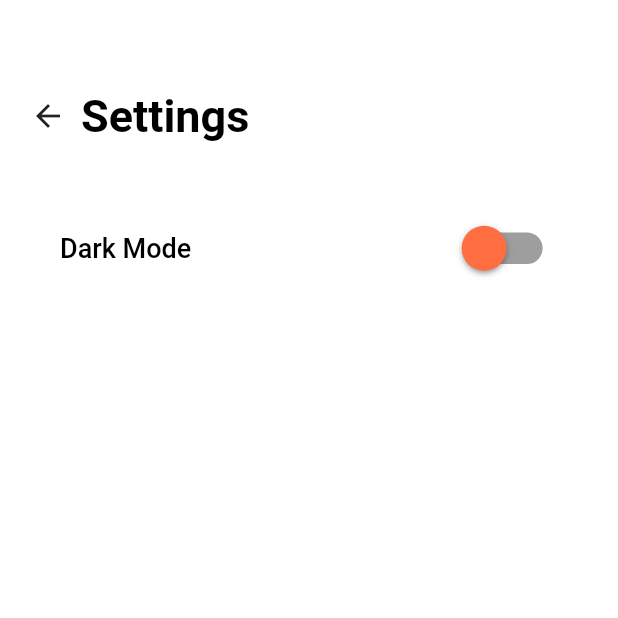
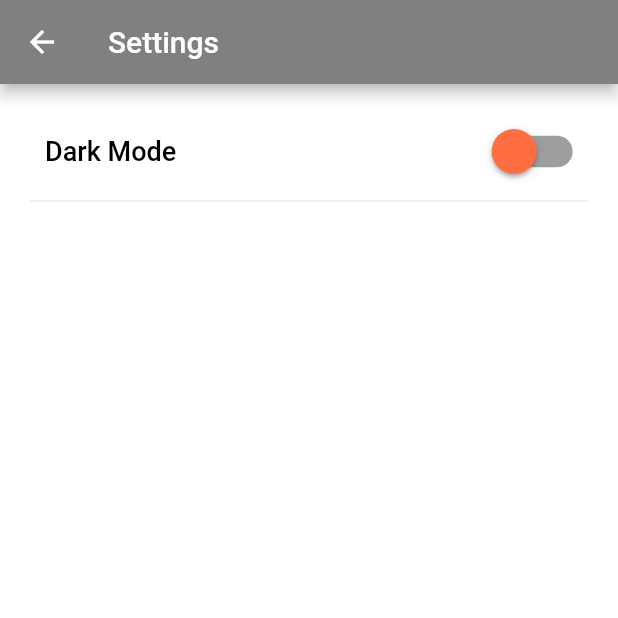
Before and after one commit to ayushmehre/newsapp, a Flutter app: the UserAccount screen opened directly, after a tap on "Settings", on a phone screen of 412 x 824 dp, the top half of it. Run offline on Flutter 3.47's test engine with Material 2 defaults, Android fonts, the phone set to English and light mode, and no system bars; our stand-ins replace flick_video_player, flutter_signin_button, font_awesome_flutter, google_fonts, hexcolor, image_picker and 7 more; missing offline and left inert: amplify_auth_cognito, amplify_core, amplify_flutter, dart:ffi, flutter_share, flutter_video_info; accounts and stored records are empty; key blocks and very long unbroken strings in the code were emptied for the run.

Commit message:
Multiple Changes Done

```diff
--- a/lib/pages/SettingsScreen.dart
+++ b/lib/pages/SettingsScreen.dart
@@ -5,6 +5,8 @@ import 'package:newsapp/dummy/home_screen.dart';
 import 'package:newsapp/pages/HomePage.dart';
 import 'package:newsapp/utils/api.dart';
 import 'package:newsapp/utils/colors.dart';
+import 'package:newsapp/widgets/custom_toggle_switch.dart';
+import 'package:shared_preferences/shared_preferences.dart';
 
 class SettingsScreen extends StatefulWidget {
   const SettingsScreen({Key? key}) : super(key: key);
@@ -34,42 +36,36 @@ class _SettingsScreenState extends State<SettingsScreen> {
         key: _scaffoldKey,
         backgroundColor: Colors.white,
         endDrawerEnableOpenDragGesture: false,
+        appBar: AppBar(
+          title: Text("Settings"),
+          leading: InkWell(
+              onTap: () {
+                Navigator.pop(context);
+              },
+              child: Icon(Icons.arrow_back)),
+          backgroundColor: CustomColors().grey,
+        ),
         body: SingleChildScrollView(
             child: Container(
           color: Colors.white,
-          padding: EdgeInsets.fromLTRB(20, 20, 20, 20),
+          padding: EdgeInsets.fromLTRB(20, 20, 20, 00),
           child:
               Column(crossAxisAlignment: CrossAxisAlignment.start, children: [
-            SizedBox(height: 20),
-            Container(
-              margin: EdgeInsets.fromLTRB(0, 20, 16, 0),
-              child: Row(
-                children: [
-                  InkWell(onTap: (){Navigator.pop(context);},child: Icon(Icons.arrow_back)),
-                  SizedBox(width: 10,),
-                  Text(
-                    'Settings',
-                    style: GoogleFonts.roboto(
-                      textStyle: TextStyle(
-                        fontSize: 30,
-                        color: CustomColors().black,
-                        fontWeight: FontWeight.w700,
-                      ),
-                    ),
-                  ),
-                ],
-              ),
-            ),
-            SizedBox(
-              height: 40,
-            ),
-            Row(
+            // buildSettingAppbar(context),
+            buildDarkMode(context),
+            Divider()
+          ]),
+        )));
+  }
+
+  Row buildDarkMode(BuildContext context) {
+    return Row(
       children: [
         InkWell(
           onTap: () {},
           child: Container(
-                    padding: EdgeInsets.fromLTRB(20, 20, 20, 20),
-                    width: MediaQuery.of(context).size.width - 120,
+            padding: EdgeInsets.fromLTRB(10, 0, 0, 0),
+            width: MediaQuery.of(context).size.width - 100,
             child: Text(
               'Dark Mode',
               style: TextStyle(
@@ -80,54 +76,36 @@ class _SettingsScreenState extends State<SettingsScreen> {
             ),
           ),
         ),
-                Container(height: 20, width: 50, child: SwitchScreen())
+        CustomToggleSwitch()
       ],
-            ),
-          ]),
-        )));
-  }
-}
-
-class SwitchScreen extends StatefulWidget {
-  @override
-  SwitchClass createState() => new SwitchClass();
-}
-
-class SwitchClass extends State {
-  bool isSwitched = false;
-  var textValue = 'Switch is OFF';
-
-  void toggleSwitch(bool value) {
-    if (isSwitched == false) {
-      setState(() {
-        isSwitched = true;
-        textValue = 'Switch Button is ON';
-      });
-      print('Switch Button is ON');
-    } else {
-      setState(() {
-        isSwitched = false;
-        textValue = 'Switch Button is OFF';
-      });
-      print('Switch Button is OFF');
-    }
-  }
-
-  @override
-  Widget build(BuildContext context) {
-    return Container(
-      height: 50,
-      width: 50,
-      child: Transform.scale(
-          scale: 1.5,
-          child: Switch(
-            onChanged: toggleSwitch,
-            value: isSwitched,
-            activeColor: Colors.deepOrangeAccent,
-            activeTrackColor: Colors.black,
-            inactiveThumbColor: Colors.deepOrangeAccent,
-            inactiveTrackColor: Colors.grey,
-          )),
     );
   }
+  //
+  // Container buildSettingAppbar(BuildContext context) {
+  //   return Container(
+  //     margin: EdgeInsets.fromLTRB(0, 20, 0, 0),
+  //     child: Row(
+  //       children: [
+  //         InkWell(
+  //             onTap: () {
+  //               Navigator.pop(context);
+  //             },
+  //             child: Icon(Icons.arrow_back)),
+  //         SizedBox(
+  //           width: 10,
+  //         ),
+  //         Text(
+  //           'Settings',
+  //           style: GoogleFonts.roboto(
+  //             textStyle: TextStyle(
+  //               fontSize: 30,
+  //               color: CustomColors().black,
+  //               fontWeight: FontWeight.w700,
+  //             ),
+  //           ),
+  //         ),
+  //       ],
+  //     ),
+  //   );
+  // }
 }
--- a/lib/pages/UserAccount.dart
+++ b/lib/pages/UserAccount.dart
@@ -5,11 +5,14 @@ import 'package:flutter/material.dart';
 import 'package:google_fonts/google_fonts.dart';
 import 'package:newsapp/dummy/login_view.dart';
 import 'package:newsapp/models/UserObject.dart';
+import 'package:newsapp/widgets/open_web_view.dart';
 import 'package:newsapp/pages/LoginPage.dart';
 import 'package:newsapp/pages/SettingsScreen.dart';
 import 'package:newsapp/utils/UserUtils.dart';
 import 'package:newsapp/utils/colors.dart';
 import 'package:shared_preferences/shared_preferences.dart';
+import 'package:flutter_share/flutter_share.dart';
+import 'package:webview_flutter/webview_flutter.dart';
 
 class UserAccount extends StatefulWidget {
   const UserAccount({Key? key}) : super(key: key);
@@ -21,6 +24,13 @@ class UserAccount extends StatefulWidget {
 class _UserAccountState extends State<UserAccount> {
   Future<SharedPreferences> _prefs = SharedPreferences.getInstance();
   UserObject? currentUser;
+
+  fetchPrefs() async {
+    SharedPreferences sharedPreferences = await SharedPreferences.getInstance();
+    print("sharedPreferences.getString()");
+    print(sharedPreferences.getString("USER_OBJECT_KEY"));
+    return sharedPreferences.getString('USER_OBJECT_KEY');
+  }
 
   handleLogout() {
     try {
@@ -34,7 +44,14 @@ class _UserAccountState extends State<UserAccount> {
       print(e.message);
     }
   }
-
+  Future<void> share() async {
+    await FlutterShare.share(
+        title: 'Example share',
+        text: 'Example share text',
+        linkUrl: 'https://flutter.dev/',
+        chooserTitle: 'Example Chooser Title'
+    );
+  }
   @override
   Widget build(BuildContext context) {
     return Scaffold(
@@ -43,12 +60,83 @@ class _UserAccountState extends State<UserAccount> {
         child: Column(
           children: [
             SizedBox(height: 20),
-            Container(
-              margin: EdgeInsets.fromLTRB(16, 20, 16, 40),
+            buildUserDetails(),
+            buildCards(context, "Settings", () {
+              Navigator.push(
+                context,
+                MaterialPageRoute(
+                  builder: (context) => SettingsScreen(),
+                ),
+              );
+            }),
+            buildCards(context, "Share App", () {
+              print("Share");
+              share();
+            }),
+            buildCards(context, "About Us", () {
+              Navigator.push(
+                context,
+                MaterialPageRoute(
+                  builder: (context) => OpenWebView("https://flutter.dev","About Us"),
+                ),
+              );
+            }),
+            buildCards(context, 'Rate App', () {
+
+              Navigator.push(
+                context,
+                MaterialPageRoute(
+                  builder: (context) => OpenWebView("https://play.google.com/store/apps/details?id=com.flutter.homeguruji_2021_6","Rate App"),
+                ),
+              );
+            }),
+            buildCards(context, 'Logout', () {
+              showDialog(
+                  context: context,
+                  builder: (BuildContext context) {
+                    return buildLogoutAlertDialog(context);
+                  });
+            }),
+          ],
+        ),
+      ),
+    );
+  }
+
+  Column buildCards(BuildContext context, String title, Function callback) {
+    return Column(
+      children: [
+        Divider(),
+        InkWell(
+          onTap: () {
+            callback();
+          },
+          child: Container(
+            padding: EdgeInsets.fromLTRB(20, 20, 20, 20),
+            width: MediaQuery.of(context).size.width - 16,
+            child: Text(
+              title,
+              style: TextStyle(
+                fontSize: 18,
+                color: CustomColors().black,
+                fontWeight: FontWeight.w500,
+              ),
+            ),
+          ),
+        ),
+      ],
+    );
+  }
+
+  Container buildUserDetails() {
+    return Container(
+      alignment: Alignment.centerLeft,
+      margin: EdgeInsets.fromLTRB(20, 20, 0, 20),
       child: Column(
+        crossAxisAlignment: CrossAxisAlignment.start,
         children: [
           Text(
-                    currentUser?.name ?? 'User Account',
+            currentUser?.name?? 'User Account',
             style: GoogleFonts.roboto(
               textStyle: TextStyle(
                 fontSize: 44,
@@ -69,104 +157,6 @@ class _UserAccountState extends State<UserAccount> {
           ),
         ],
       ),
-            ),
-
-            InkWell(
-              onTap: () {
-                Navigator.push(
-                  context,
-                  MaterialPageRoute(
-                    builder: (context) => SettingsScreen(),
-                  ),
-                );
-              },
-              child: Container(
-                padding: EdgeInsets.fromLTRB(20, 20, 20, 20),
-                width: MediaQuery.of(context).size.width - 16,
-                child: Text(
-                  'Settings',
-                  style: TextStyle(
-                    fontSize: 18,
-                    color: CustomColors().black,
-                    fontWeight: FontWeight.w500,
-                  ),
-                ),
-              ),
-            ),
-
-            //
-            InkWell(
-              onTap: () {},
-              child: Container(
-                padding: EdgeInsets.fromLTRB(20, 20, 20, 20),
-                width: MediaQuery.of(context).size.width - 16,
-                child: Text(
-                  'Share App',
-                  style: TextStyle(
-                    fontSize: 18,
-                    color: CustomColors().black,
-                    fontWeight: FontWeight.w500,
-                  ),
-                ),
-              ),
-            ),
-            InkWell(
-              onTap: () {},
-              child: Container(
-                padding: EdgeInsets.fromLTRB(20, 20, 20, 20),
-                width: MediaQuery.of(context).size.width - 16,
-                child: Text(
-                  'About Us',
-                  style: TextStyle(
-                    fontSize: 18,
-                    color: CustomColors().black,
-                    fontWeight: FontWeight.w500,
-                  ),
-                ),
-              ),
-            ),
-            InkWell(
-              onTap: () {},
-              child: Container(
-                padding: EdgeInsets.fromLTRB(20, 20, 20, 20),
-                width: MediaQuery.of(context).size.width - 16,
-                child: Text(
-                  'Rate the App',
-                  style: TextStyle(
-                    fontSize: 18,
-                    color: CustomColors().black,
-                    fontWeight: FontWeight.w500,
-                  ),
-                ),
-              ),
-            ),
-
-            //
-            InkWell(
-              onTap: () {
-                showDialog(
-                    context: context,
-                    builder: (BuildContext context) {
-                      return buildLogoutAlertDialog(context);
-                    });
-                // handleLogout();
-              },
-              child: Container(
-                padding: EdgeInsets.fromLTRB(20, 20, 20, 20),
-                width: MediaQuery.of(context).size.width - 16,
-                child: Text(
-                  'Logout',
-                  style: TextStyle(
-                    fontSize: 18,
-                    color: CustomColors().black,
-                    fontWeight: FontWeight.w500,
-                  ),
-                ),
-              ),
-            ),
-          ],
-        ),
-      ),
     );
   }
 
@@ -174,11 +164,11 @@ class _UserAccountState extends State<UserAccount> {
     return AlertDialog(
       title: Text('Are you sure to logout'),
       actions: <Widget>[
-        FlatButton(
+        TextButton(
           onPressed: () => Navigator.pop(context),
           child: Text("Cancel"),
         ),
-        FlatButton(
+        TextButton(
           onPressed: () {
             setState(() {
               handleLogout();
--- /dev/null
+++ b/lib/widgets/custom_toggle_switch.dart
@@ -0,0 +1,55 @@
+import 'package:flutter/cupertino.dart';
+import 'package:flutter/material.dart';
+import 'package:shared_preferences/shared_preferences.dart';
+
+class CustomToggleSwitch extends StatefulWidget {
+  @override
+  SwitchClass createState() => new SwitchClass();
+}
+
+class SwitchClass extends State {
+  bool isSwitched = false;
+  var textValue = 'Switch is OFF';
+
+  setDarkModePrefs(bool value) async {
+    SharedPreferences sharedPreferences = await SharedPreferences.getInstance();
+    print("sharedPreferences.setBool(DARK_MODE_KEY)$value");
+    sharedPreferences.setBool('DARK_MODE_KEY', value);
+  }
+
+  void toggleSwitch(bool value) {
+    if (isSwitched == false) {
+      setState(() {
+        isSwitched = true;
+        textValue = 'Switch Button is ON';
+        setDarkModePrefs(true);
+      });
+      print('Switch Button is ON');
+    } else {
+      setState(() {
+        isSwitched = false;
+        textValue = 'Switch Button is OFF';
+        setDarkModePrefs(false);
+      });
+      print('Switch Button is OFF');
+    }
+  }
+
+  @override
+  Widget build(BuildContext context) {
+    return Container(
+      height: 50,
+      width: 50,
+      child: Transform.scale(
+          scale: 1.5,
+          child: Switch(
+            onChanged: toggleSwitch,
+            value: isSwitched,
+            activeColor: Colors.deepOrangeAccent,
+            activeTrackColor: Colors.black,
+            inactiveThumbColor: Colors.deepOrangeAccent,
+            inactiveTrackColor: Colors.grey,
+          )),
+    );
+  }
+}
--- a/pubspec.yaml
+++ b/pubspec.yaml
@@ -41,6 +41,8 @@ dependencies:
   flutter_signin_button: ^2.0.0
   flutter_video_info: ^1.2.0
   material_floating_search_bar: ^0.3.4
+  flutter_share: ^2.0.0
+  webview_flutter: ^2.0.13
   # Use with the CupertinoIcons class for iOS style icons.
   cupertino_icons: ^1.0.2
 
```
Also changed, not shown: lib/widgets/open_web_view.dart (added, +32 -0 lines), 2 other files. Lines whose indentation alone changed are shown as unchanged.
